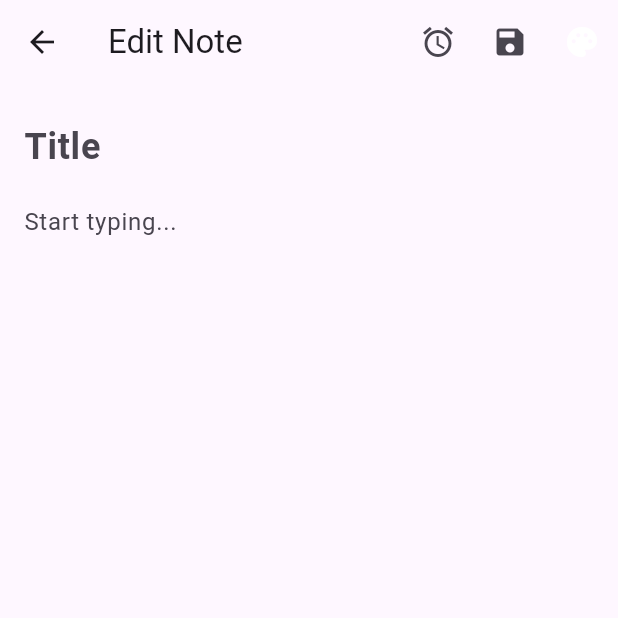
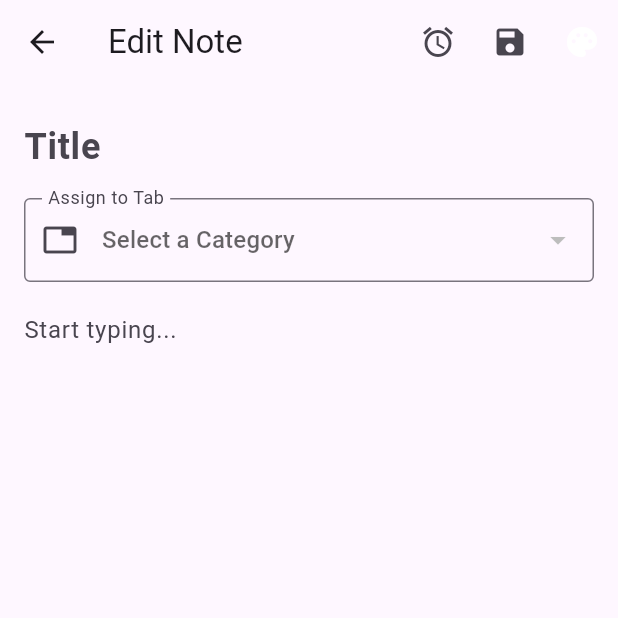
Before and after one commit to ElijDavis/Notify, a Flutter app: the NoteEditorScreen screen opened directly, on a phone screen of 412 x 824 dp, the top half of it. Run offline on Flutter 3.47's test engine with Material 3 defaults, Android fonts, the phone set to English and light mode, and no system bars; our stand-ins replace flutter_colorpicker, flutter_local_notifications, sqflite, sqflite_common_ffi, supabase_flutter; accounts and stored records are empty.

Commit message:
Category selection and filtering: users can filter by categories and create categories

```diff
--- a/notify_flutter/lib/screens/note_editor_screen.dart
+++ b/notify_flutter/lib/screens/note_editor_screen.dart
@@ -1,5 +1,6 @@
 import 'package:flutter/material.dart';
 import '../models/note_model.dart';
+import '../models/category_model.dart';
 import '../services/database_service.dart';
 import 'package:uuid/uuid.dart';
 import 'package:sqflite/sqflite.dart';
@@ -19,15 +20,26 @@ class _NoteEditorScreenState extends State<NoteEditorScreen> {
 
   DateTime? _selectedReminder; // This stores the chosen date and time
   Color _selectedColor = Colors.white; // Default color
+  List<Category> _categories = [];
+  String? _selectedCategoryId;
 
   @override
   void initState() {
     super.initState();
     _titleController = TextEditingController(text: widget.note?.title ?? '');
     _contentController = TextEditingController(text: widget.note?.content ?? '');
+    _selectedCategoryId = widget.note?.categoryId; // Load existing category if it exists
+    _loadCategories();
     if (widget.note != null) {
       _selectedColor = Color(widget.note!.colorValue);
     }
+  }
+
+  Future<void> _loadCategories() async {
+    final cats = await DatabaseService.instance.readCategories();
+    setState(() {
+      _categories = cats;
+    });
   }
 
   void _pickColor() {
@@ -58,6 +70,7 @@ class _NoteEditorScreenState extends State<NoteEditorScreen> {
       content: _contentController.text,
       createdAt: widget.note?.createdAt ?? DateTime.now().toIso8601String(),
       colorValue: _selectedColor.value, // <--- Add this!
+      categoryId: _selectedCategoryId, // <--- SAVES THE TAB ASSIGNMENT
     );
     await DatabaseService.instance.createNote(note);
 
@@ -148,6 +161,29 @@ class _NoteEditorScreenState extends State<NoteEditorScreen> {
               decoration: const InputDecoration(hintText: 'Title', border: InputBorder.none),
               style: const TextStyle(fontSize: 24, fontWeight: FontWeight.bold),
             ),
+            // Put this right below the Title TextField
+            Padding(
+              padding: const EdgeInsets.symmetric(vertical: 8.0),
+              child: DropdownButtonFormField<String>(
+                value: _selectedCategoryId,
+                decoration: const InputDecoration(
+                  labelText: 'Assign to Tab',
+                  border: OutlineInputBorder(),
+                  prefixIcon: Icon(Icons.tab),
+                ),
+                items: _categories.map((cat) {
+                  return DropdownMenuItem(
+                    value: cat.id,
+                    child: Text(cat.name),
+                  );
+                }).toList(),
+                onChanged: (value) {
+                  setState(() => _selectedCategoryId = value);
+                },
+                // Optional: Add a "Clear" option
+                hint: const Text("Select a Category"),
+              ),
+            ),
 
             // Your existing Content TextField
             Expanded(
```
Also changed, not shown: notify_flutter/lib/screens/home_screen.dart (+18 -6 lines).
